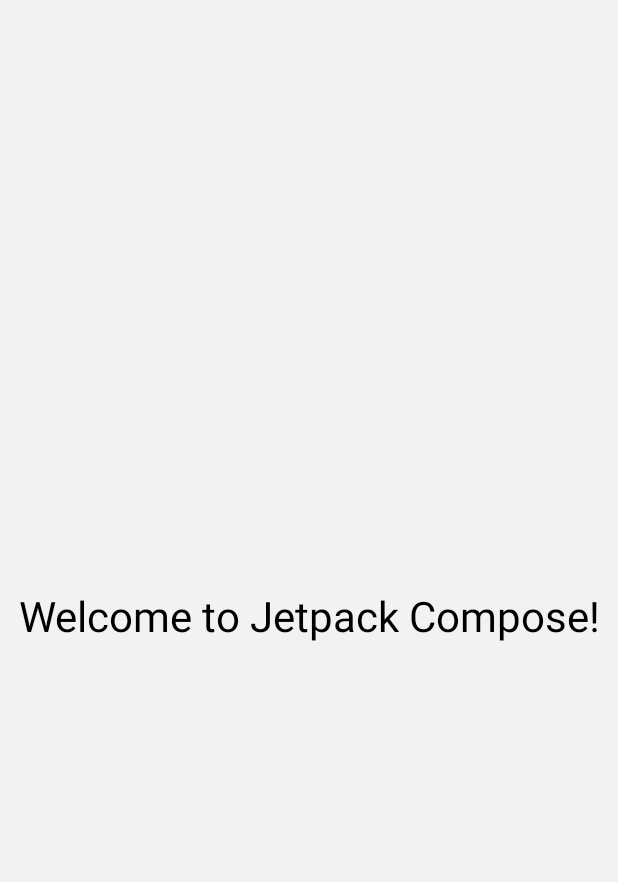
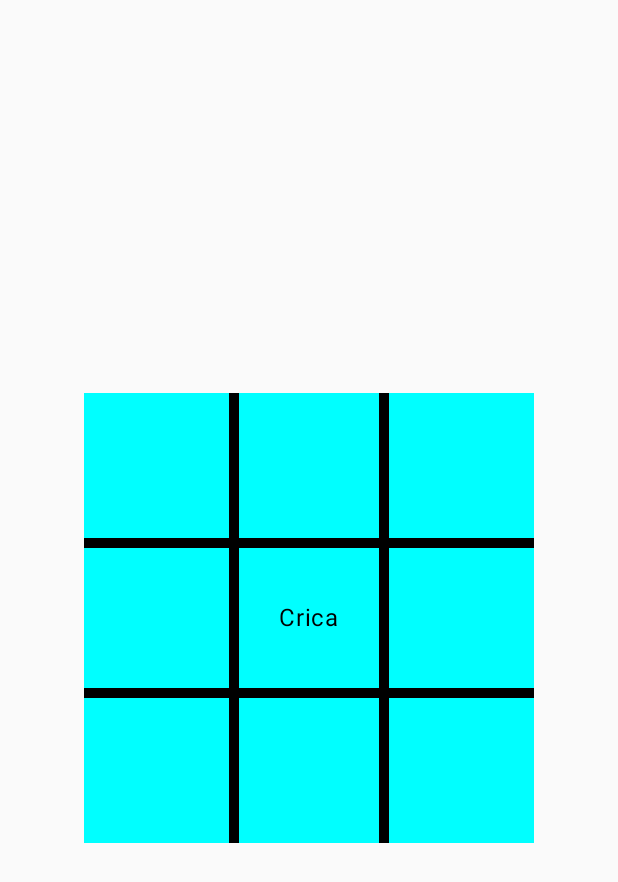
Before and after one commit to luadevsec/Veia-Game, an Android app built with Jetpack Compose: the screen it shows after launch (MainActivity), on a phone screen of 412 x 824 dp. Shown: the top 882 px of the screen. Run offline under Robolectric (Android 15) with nearby library versions, the phone set to English and light mode, and no system bars.

Commit message:
tabuleiro
cria o tabuleiro e mapeia os locais

```diff
--- a/app/src/main/java/com/example/veia_game/MainActivity.kt
+++ b/app/src/main/java/com/example/veia_game/MainActivity.kt
@@ -8,6 +8,7 @@ import androidx.navigation.compose.composable
 import androidx.navigation.compose.rememberNavController
 import com.example.veia_game.ui.view.pages.MainScreen
 import com.example.veia_game.ui.theme.MyApplicationTheme
+import com.example.veia_game.view.Board
 
 class MainActivity : ComponentActivity() {
     override fun onCreate(savedInstanceState: Bundle?) {
@@ -16,10 +17,13 @@ class MainActivity : ComponentActivity() {
             MyApplicationTheme {
                 val navController = rememberNavController()
 
-                NavHost(navController = navController, startDestination = "testemuie") {
+                NavHost(navController = navController, startDestination = "grade") {
                     composable(
                         route = "testemuie"
                     ){MainScreen(navController)}
+                    composable(
+                        route = "grade"
+                    ){Board(navController)}
                     }
             }
         }
--- /dev/null
+++ b/app/src/main/java/com/example/veia_game/view/Board.kt
@@ -0,0 +1,73 @@
+package com.example.veia_game.view
+
+import androidx.compose.foundation.gestures.detectTapGestures
+import androidx.compose.foundation.background
+import androidx.compose.foundation.layout.*
+import androidx.compose.material3.MaterialTheme
+import androidx.compose.material3.Text
+import androidx.compose.runtime.*
+import androidx.compose.ui.Alignment
+import androidx.compose.ui.Modifier
+import androidx.compose.ui.graphics.Color
+import androidx.compose.ui.input.pointer.pointerInput
+import androidx.compose.ui.tooling.preview.Preview
+import androidx.compose.ui.unit.dp
+import androidx.navigation.NavController
+import com.example.veia_game.ui.theme.MyApplicationTheme
+
+@Composable
+fun Board(navController: NavController) {
+    Board()
+}
+
+@Composable
+fun Board() {
+    var clickedCell by remember { mutableStateOf<Pair<Int, Int>?>(null) }
+
+    Box(
+        modifier = Modifier
+            .fillMaxSize()
+            .padding(16.dp),
+        contentAlignment = Alignment.Center
+    ) {
+        Box(
+            modifier = Modifier
+                .size(300.dp)
+                .background(Color.Cyan)
+                .pointerInput(Unit) {
+                    detectTapGestures { offset ->
+                        val cellSize = size.width / 3
+                        val column = (offset.x / cellSize).toInt()
+                        val row = (offset.y / cellSize).toInt()
+                        clickedCell = row to column
+                    }
+                },
+            contentAlignment = Alignment.Center
+        ){
+            Grade().Draw(modifier = Modifier.size(300.dp))
+        }
+
+        if (clickedCell != null) {
+            Text(
+                text = "Clicked cell: (${clickedCell!!.first}, ${clickedCell!!.second})",
+                color = Color.Black,
+                style = MaterialTheme.typography.bodyLarge
+            )
+        } else {
+            Text(
+                text = "Crica",
+                color = Color.Black,
+                style = MaterialTheme.typography.bodyLarge
+            )
+        }
+    }
+}
+
+
+@Preview(showBackground = true)
+@Composable
+fun BoardPreview() {
+    MyApplicationTheme {
+        Board()
+    }
+}
--- /dev/null
+++ b/app/src/main/java/com/example/veia_game/view/Grade.kt
@@ -0,0 +1,39 @@
+package com.example.veia_game.view
+
+import androidx.compose.foundation.Canvas
+import androidx.compose.foundation.layout.fillMaxSize
+import androidx.compose.runtime.Composable
+import androidx.compose.ui.Modifier
+import androidx.compose.ui.graphics.Color
+import androidx.compose.ui.graphics.drawscope.Stroke
+import androidx.compose.ui.geometry.Offset
+
+class Grade {
+    @Composable
+    fun Draw(modifier: Modifier = Modifier) {
+        Canvas(modifier = modifier) {
+            val boardSize = size.minDimension
+            val lineThickness = 10f
+
+            // Desenha as duas linhas verticais
+            for (i in 1..2) {
+                drawLine(
+                    color = Color.Black,
+                    start = Offset(x = i * boardSize / 3, y = 0f),
+                    end = Offset(x = i * boardSize / 3, y = boardSize),
+                    strokeWidth = lineThickness
+                )
+            }
+
+            // Desenha as duas linhas horizontais
+            for (i in 1..2) {
+                drawLine(
+                    color = Color.Black,
+                    start = Offset(x = 0f, y = i * boardSize / 3),
+                    end = Offset(x = boardSize, y = i * boardSize / 3),
+                    strokeWidth = lineThickness
+                )
+            }
+        }
+    }
+}
```
